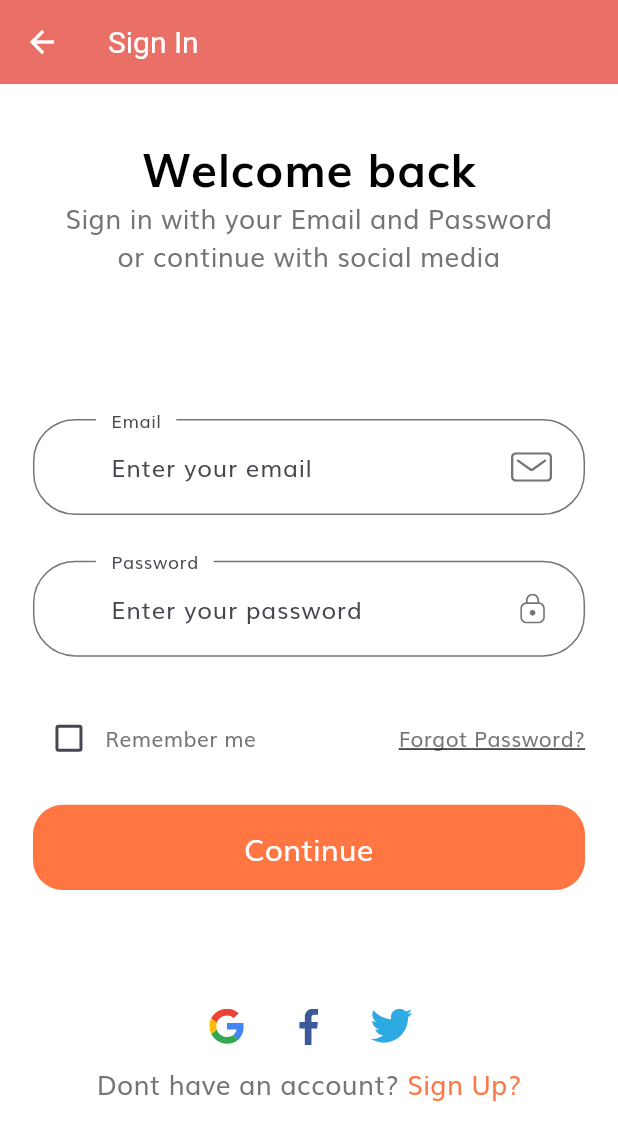
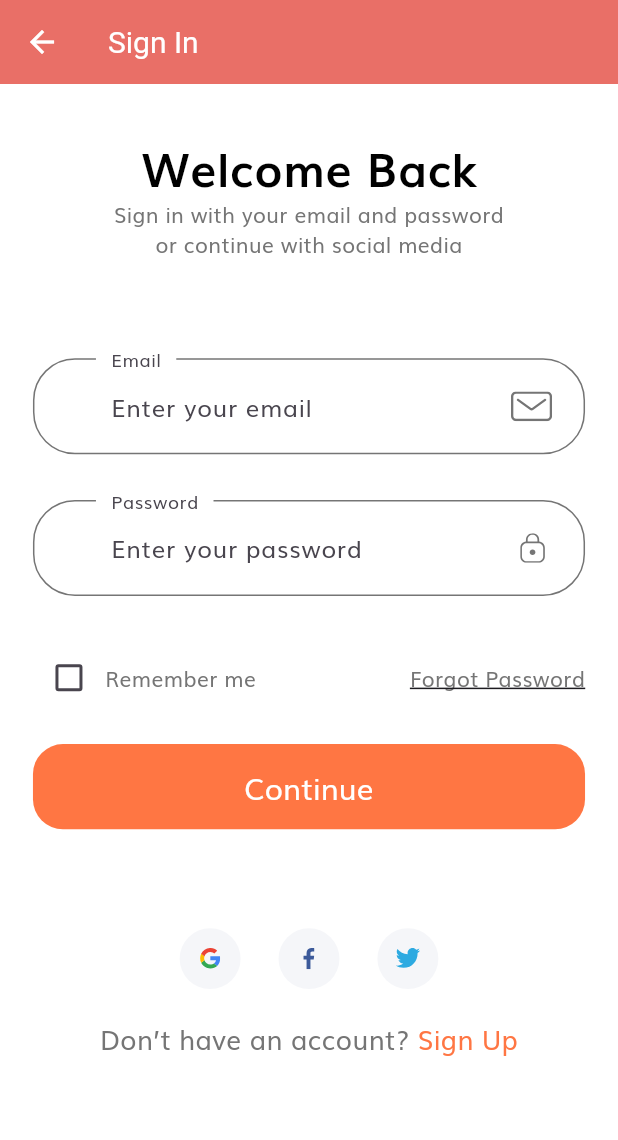
Before and after one commit to shaikhmoin/FlutterSample, a Flutter app: the screen it shows after launch, after a tap on "Continue", on a phone screen of 412 x 824 dp. Shown: the top 1140 px of the screen. Run offline on Flutter 3.47's test engine with Material 2 defaults, Android fonts, the phone set to English and light mode, and no system bars; our stand-ins replace flutter_svg; Roboto replaces fonts that are missing (OpenSans).

```diff
--- a/firstfluttervscodeproj/lib/components/no_account_text.dart
+++ b/firstfluttervscodeproj/lib/components/no_account_text.dart
@@ -5,8 +5,8 @@ import 'package:flutter/material.dart';
 
 class NoAccountText extends StatelessWidget {
   const NoAccountText({
-    super.key,
-  });
+    Key? key,
+  }) : super(key: key);
 
   @override
   Widget build(BuildContext context) {
@@ -14,22 +14,16 @@ class NoAccountText extends StatelessWidget {
       mainAxisAlignment: MainAxisAlignment.center,
       children: [
         Text(
-          "Dont have an account? ",
-          style: TextStyle(
-            fontSize: getProportionateScreenWidth(16),
-            fontWeight: FontWeight.normal,
-          ),
+          "Don’t have an account? ",
+          style: TextStyle(fontSize: getProportionateScreenWidth(16)),
         ),
         GestureDetector(
           onTap: () => Navigator.pushNamed(context, SignupScreen.routeName),
           child: Text(
-            //Wrap with widget for Text and then add GestureDetector
-            "Sign Up?",
+            "Sign Up",
             style: TextStyle(
-              color: kPrimaryColor,
-              fontSize: getProportionateScreenWidth(16),
-              fontWeight: FontWeight.normal,
-            ),
+                fontSize: getProportionateScreenWidth(16),
+                color: kPrimaryColor),
           ),
         ),
       ],
--- a/firstfluttervscodeproj/lib/components/social_card.dart
+++ b/firstfluttervscodeproj/lib/components/social_card.dart
@@ -7,10 +7,10 @@ import 'package:flutter_svg/svg.dart';
 //Extract widget for Container and then wrap with widget and add name as GestureDetector
 class SocialCard extends StatelessWidget {
   const SocialCard({
-    super.key,
-    required this.icon,
-    required this.press,
-  });
+    Key? key,
+    this.icon,
+    this.press,
+  }) : super(key: key);
 
   final String? icon;
   final Function? press;
@@ -20,11 +20,13 @@ class SocialCard extends StatelessWidget {
     return GestureDetector(
       onTap: press as void Function()?,
       child: Container(
+        margin:
+            EdgeInsets.symmetric(horizontal: getProportionateScreenWidth(10)),
         padding: EdgeInsets.all(getProportionateScreenWidth(12)),
-        height: getProportionateScreenHeight(50),
-        width: getProportionateScreenWidth(50),
+        height: getProportionateScreenHeight(40),
+        width: getProportionateScreenWidth(40),
         decoration: BoxDecoration(
-          color: Colors.white,
+          color: Color(0xFFF5F6F9),
           shape: BoxShape.circle,
         ),
         child: SvgPicture.asset(icon!),
--- a/firstfluttervscodeproj/lib/constants.dart
+++ b/firstfluttervscodeproj/lib/constants.dart
@@ -24,16 +24,16 @@ final headingStyle = TextStyle(
 const defaultDuration = Duration(milliseconds: 250);
 
 // Form Error
-// final RegExp emailValidatorRegExp =
-//     RegExp(r"^[a-zA-Z0-9.]+@[a-zA-Z0-9]+\.[a-zA-Z]+");
-// const String kEmailNullError = "Please Enter your email";
-// const String kInvalidEmailError = "Please Enter Valid Email";
-// const String kPassNullError = "Please Enter your password";
-// const String kShortPassError = "Password is too short";
-// const String kMatchPassError = "Passwords don't match";
-// const String kNamelNullError = "Please Enter your name";
-// const String kPhoneNumberNullError = "Please Enter your phone number";
-// const String kAddressNullError = "Please Enter your address";
+final RegExp emailValidatorRegExp =
+    RegExp(r"^[a-zA-Z0-9.]+@[a-zA-Z0-9]+\.[a-zA-Z]+");
+const String kEmailNullError = "Please Enter your email";
+const String kInvalidEmailError = "Please Enter Valid Email";
+const String kPassNullError = "Please Enter your password";
+const String kShortPassError = "Password is too short";
+const String kMatchPassError = "Passwords don't match";
+const String kNamelNullError = "Please Enter your name";
+const String kPhoneNumberNullError = "Please Enter your phone number";
+const String kAddressNullError = "Please Enter your address";
 
 final otpInputDecoration = InputDecoration(
   contentPadding:
--- a/firstfluttervscodeproj/lib/routes.dart
+++ b/firstfluttervscodeproj/lib/routes.dart
@@ -1,6 +1,7 @@
 // ignore_for_file: prefer_const_constructors
 
 import 'package:firstfluttervscodeproj/screens/completeprofile/complete_profile_screen.dart';
+import 'package:firstfluttervscodeproj/screens/details/details_screen.dart';
 import 'package:firstfluttervscodeproj/screens/forgotpassword/forgot_password_screen.dart';
 import 'package:firstfluttervscodeproj/screens/home/home_screen.dart';
 import 'package:firstfluttervscodeproj/screens/loginsuccess/login_success_screen.dart';
@@ -21,4 +22,5 @@ final Map<String, WidgetBuilder> routes = {
   CompleteProfileScreen.routeName: (context) => CompleteProfileScreen(),
   OTPScreen.routeName: (context) => OTPScreen(),
   HomeScreen.routeName: (context) => HomeScreen(),
+  DetailsScreen.routeName: (context) => DetailsScreen(),
 };
--- a/firstfluttervscodeproj/lib/screens/SignIn/components/body.dart
+++ b/firstfluttervscodeproj/lib/screens/SignIn/components/body.dart
@@ -16,15 +16,17 @@ class BodyLogin extends StatelessWidget {
   @override
   Widget build(BuildContext context) {
     return SafeArea(
-      child: SingleChildScrollView(
+      child: SizedBox(
+        width: double.infinity,
         child: Padding(
           padding:
-              EdgeInsets.symmetric(horizontal: getProportionateScreenWidth(20)), //Main left-right padding
+              EdgeInsets.symmetric(horizontal: getProportionateScreenWidth(20)),
+          child: SingleChildScrollView(
             child: Column(
               children: [
                 SizedBox(height: SizeConfig.screenHeight * 0.04),
                 Text(
-                "Welcome back",
+                  "Welcome Back",
                   style: TextStyle(
                     color: Colors.black,
                     fontSize: getProportionateScreenWidth(28),
@@ -32,19 +34,12 @@ class BodyLogin extends StatelessWidget {
                   ),
                 ),
                 Text(
-                "Sign in with your Email and Password \nor continue with social media",
-                style: TextStyle(
-                  fontSize: getProportionateScreenWidth(16),
-                  fontWeight: FontWeight.normal,
-                ),
+                  "Sign in with your email and password  \nor continue with social media",
                   textAlign: TextAlign.center,
                 ),
-
-              //Email & Password Form UI
                 SizedBox(height: SizeConfig.screenHeight * 0.08),
                 SignForm(),
                 SizedBox(height: SizeConfig.screenHeight * 0.08),
-              //Social login UI
                 Row(
                   mainAxisAlignment: MainAxisAlignment.center,
                   children: [
@@ -62,8 +57,10 @@ class BodyLogin extends StatelessWidget {
                     ),
                   ],
                 ),
+                SizedBox(height: getProportionateScreenHeight(20)),
                 NoAccountText(),
               ],
+            ),
           ),
         ),
       ),
--- a/firstfluttervscodeproj/lib/screens/SignIn/components/sign_form.dart
+++ b/firstfluttervscodeproj/lib/screens/SignIn/components/sign_form.dart
@@ -1,7 +1,8 @@
-// ignore_for_file: prefer_const_constructors
+// ignore_for_file: prefer_const_constructors, curly_braces_in_flow_control_structures, avoid_returning_null_for_void, use_key_in_widget_constructors
 
 import 'package:firstfluttervscodeproj/components/custom_surfix_icon.dart';
 import 'package:firstfluttervscodeproj/components/default_button.dart';
+import 'package:firstfluttervscodeproj/components/form_error.dart';
 import 'package:firstfluttervscodeproj/constants.dart';
 import 'package:firstfluttervscodeproj/helper/keyboard.dart';
 import 'package:firstfluttervscodeproj/screens/forgotpassword/forgot_password_screen.dart';
@@ -10,23 +11,37 @@ import 'package:firstfluttervscodeproj/size_config.dart';
 import 'package:flutter/material.dart';
 
 class SignForm extends StatefulWidget {
-  const SignForm({super.key});
-
   @override
   State<SignForm> createState() => _SignFormState();
 }
 
 class _SignFormState extends State<SignForm> {
-  String email = "";
-  String password = "";
-  bool remember = false;
+  final _formKey = GlobalKey<FormState>();
+  String? email;
+  String? password;
+  bool? remember = false;
+  final List<String?> errors = [];
+
+  void addError({String? error}) {
+    if (!errors.contains(error))
+      setState(() {
+        errors.add(error);
+      });
+  }
+
+  void removeError({String? error}) {
+    if (errors.contains(error))
+      setState(() {
+        errors.remove(error);
+      });
+  }
 
   @override
   Widget build(BuildContext context) {
     return Form(
+      key: _formKey,
       child: Column(
         children: [
-          SizedBox(height: getProportionateScreenHeight(30)),
           buildEmailFormField(),
           SizedBox(height: getProportionateScreenHeight(30)),
           buildPasswordFormField(),
@@ -38,29 +53,33 @@ class _SignFormState extends State<SignForm> {
                 activeColor: kPrimaryColor,
                 onChanged: (value) {
                   setState(() {
-                      remember = value!;
+                    remember = value;
                   });
-                  }),
+                },
+              ),
               Text("Remember me"),
               Spacer(),
               GestureDetector(
                 onTap: () => Navigator.pushNamed(
                     context, ForgotPasswordScreen.routeName),
                 child: Text(
-                  "Forgot Password?",
+                  "Forgot Password",
                   style: TextStyle(decoration: TextDecoration.underline),
                 ),
               )
             ],
           ),
+          FormError(errors: errors),
           SizedBox(height: getProportionateScreenHeight(20)),
           DefaultButton(
             text: "Continue",
             press: () {
+              if (_formKey.currentState!.validate()) {
+                _formKey.currentState!.save();
                 // if all are valid then go to success screen
                 KeyboardUtil.hideKeyboard(context);
                 Navigator.pushNamed(context, LoginSuccessScreen.routeName);
-
+              }
             },
           ),
         ],
@@ -68,27 +87,69 @@ class _SignFormState extends State<SignForm> {
     );
   }
 
+  TextFormField buildPasswordFormField() {
+    return TextFormField(
+      obscureText: true,
+      onSaved: (newValue) => password = newValue,
+      onChanged: (value) {
+        if (value.isNotEmpty) {
+          removeError(error: kPassNullError);
+        } else if (value.length >= 8) {
+          removeError(error: kShortPassError);
+        }
+        return null;
+      },
+      validator: (value) {
+        if (value!.isEmpty) {
+          addError(error: kPassNullError);
+          return "";
+        } else if (value.length < 8) {
+          addError(error: kShortPassError);
+          return "";
+        }
+        return null;
+      },
+      decoration: InputDecoration(
+        labelText: "Password",
+        hintText: "Enter your password",
+        // If  you are using latest version of flutter then lable text and hint text shown like this
+        // if you r using flutter less then 1.20.* then maybe this is not working properly
+        floatingLabelBehavior: FloatingLabelBehavior.always,
+        suffixIcon: CustomSurffixIcon(svgIcon: "assets/icons/Lock.svg"),
+      ),
+    );
+  }
+
   TextFormField buildEmailFormField() {
     return TextFormField(
       keyboardType: TextInputType.emailAddress,
-      decoration: const InputDecoration(
+      onSaved: (newValue) => email = newValue,
+      onChanged: (value) {
+        if (value.isNotEmpty) {
+          removeError(error: kEmailNullError);
+        } else if (emailValidatorRegExp.hasMatch(value)) {
+          removeError(error: kInvalidEmailError);
+        }
+        return null;
+      },
+      validator: (value) {
+        if (value!.isEmpty) {
+          addError(error: kEmailNullError);
+          return "";
+        } else if (!emailValidatorRegExp.hasMatch(value)) {
+          addError(error: kInvalidEmailError);
+          return "";
+        }
+        return null;
+      },
+      decoration: InputDecoration(
         labelText: "Email",
         hintText: "Enter your email",
+        // If  you are using latest version of flutter then lable text and hint text shown like this
+        // if you r using flutter less then 1.20.* then maybe this is not working properly
         floatingLabelBehavior: FloatingLabelBehavior.always,
         suffixIcon: CustomSurffixIcon(svgIcon: "assets/icons/Mail.svg"),
       ),
     );
   }
-
-  TextFormField buildPasswordFormField() {
-    return TextFormField(
-      obscureText: true,
-      decoration: const InputDecoration(
-        labelText: "Password",
-        hintText: "Enter your password",
-        floatingLabelBehavior: FloatingLabelBehavior.always,
-        suffixIcon: CustomSurffixIcon(svgIcon: "assets/icons/Lock.svg"),
-      ),
-    );
 }
-}
```
Also changed, not shown: firstfluttervscodeproj/lib/components/product_card.dart (+7 -6 lines), firstfluttervscodeproj/lib/screens/SignIn/sign_in_screen.dart (+11 -6 lines), firstfluttervscodeproj/lib/screens/details/details_screen.dart (added, +36 -0 lines), firstfluttervscodeproj/lib/screens/home/components/body.dart (+5 -5 lines). Lines whose indentation alone changed are shown as unchanged.
